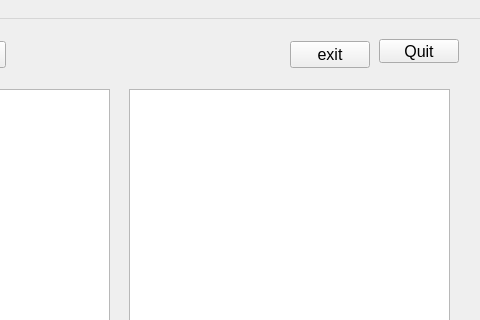
Qt form mainwindow.ui (drrob1/qtrpn) before a commit; both pictures show x 381 to 861 and y 0 to 320 of the 861 by 669 pixel window.
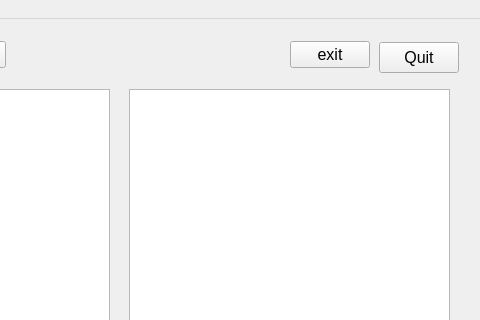
The same form after that commit.

Commit message: 02/02/2020 02:25:40 PM mainwindow.cpp mainwindow.h mainwindow.ui Time to do so.  Only crashing on HELP.  numbers don't update.

```diff
--- a/mainwindow.ui
+++ b/mainwindow.ui
@@ -63,9 +63,9 @@
     <property name="geometry">
      <rect>
       <x>760</x>
-      <y>20</y>
+      <y>23</y>
       <width>80</width>
-      <height>24</height>
+      <height>31</height>
      </rect>
     </property>
     <property name="font">
```
The commit also changes 2 other files.
